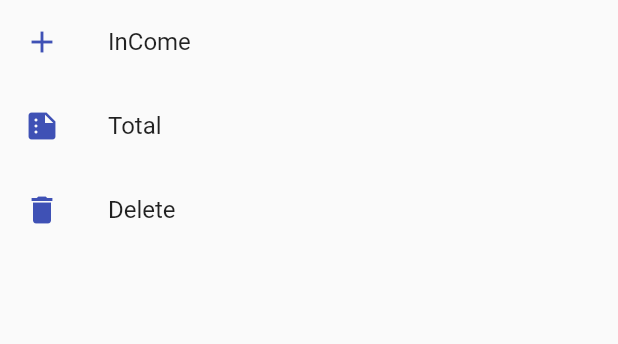
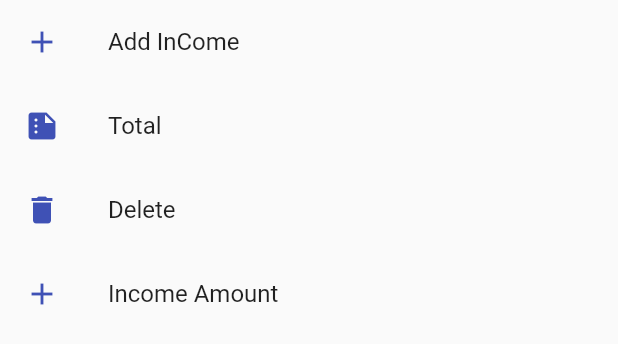
Before and after one commit to EiShweSinWin/daily_expenses, a Flutter app: the WidgetDrawer widget shown alone on an empty page, opened directly, on a phone screen of 412 x 824 dp. Shown: the top 344 px of the screen. Run offline on Flutter 3.47's test engine with Material 2 defaults, Android fonts, the phone set to English and light mode, and no system bars; our stand-ins replace datetime_picker_formfield, get, material_design_icons_flutter, sqflite; accounts and stored records are empty.

Commit message:
Income Amount

```diff
--- a/lib/ui/home/income_screen/income_screen.dart
+++ b/lib/ui/home/income_screen/income_screen.dart
@@ -35,7 +35,9 @@ class InComeScreen extends StatelessWidget {
               onPressed: () {
                 controller.addIncome();
                 controller.clear();
-                Get.toNamed('/addincome');
+                controller.getAllInCome();
+                Get.back();
+                //  Get.toNamed('/addincome');
               },
               // child: TextButton(
               //   onPressed: () {
--- a/lib/ui/home/widgets/widget_drawer.dart
+++ b/lib/ui/home/widgets/widget_drawer.dart
@@ -17,7 +17,7 @@ class WidgetDrawer extends StatelessWidget {
               Icons.add,
               color: Colors.indigo,
             ),
-            title: const Text("InCome"),
+            title: const Text("Add InCome"),
             onTap: () {
               Get.toNamed('/income');
             },
@@ -44,6 +44,16 @@ class WidgetDrawer extends StatelessWidget {
               controller.deleteOutcome();
             },
           ),
+          ListTile(
+            leading: Icon(
+              Icons.add,
+              color: Colors.indigo,
+            ),
+            title: const Text('Income Amount'),
+            onTap: () {
+              Get.toNamed('/addincome');
+            },
+          )
         ],
       ),
     );
```
Also changed, not shown: lib/ui/home/total_screen/total_screen.dart (+20 -22 lines).
